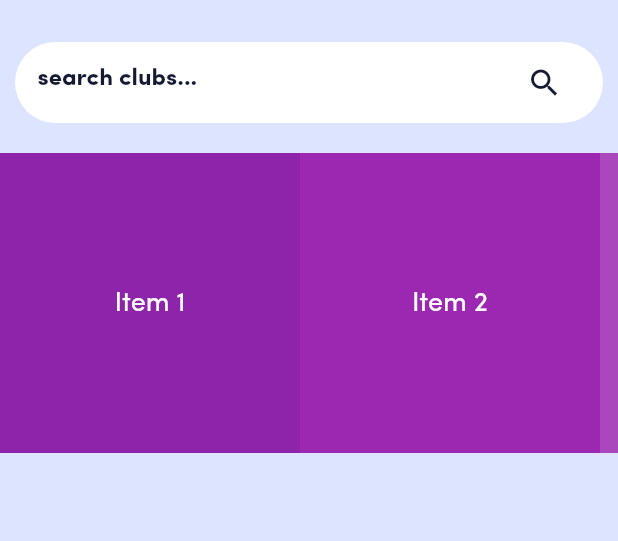
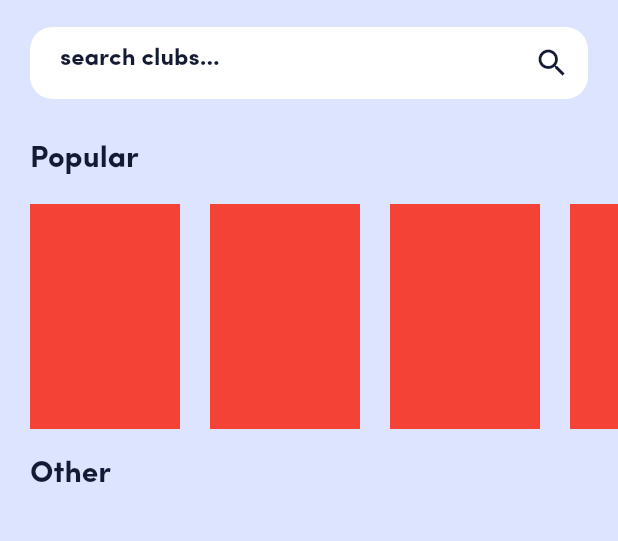
Before and after one commit to SubroutineX/Clubster, a Flutter app: the Clubs screen opened directly, on a phone screen of 412 x 824 dp, the part 57-598 px from its top. Run offline on Flutter 3.47's test engine with Material 2 defaults, Android fonts, the light colour scheme and no system bars; our stand-ins replace get, simple_animations.

Commit message:
clubs page added

```diff
--- a/lib/views/clubs.dart
+++ /dev/null
@@ -1,106 +0,0 @@
-import 'package:flutter/material.dart';
-import 'package:workflow/views/styles/colors.dart';
-import 'package:workflow/views/styles/styles.dart';
-
-class Clubs extends StatelessWidget {
-  @override
-  Widget build(BuildContext context) {
-    return Scaffold(
-      backgroundColor: clubsBackground,
-      drawer: Drawer(),
-      appBar: AppBar(
-        actions: [
-          IconButton(
-              icon: Icon(
-                Icons.notifications_active_rounded,
-                color: fontColor,
-              ),
-              onPressed: null),
-        ],
-        iconTheme: IconThemeData(color: fontColor),
-        centerTitle: true,
-        backgroundColor: transparent,
-        elevation: 0,
-        title: Text(
-          "Clubs",
-          style: appBarHead,
-        ),
-      ),
-      body: Container(
-        height: MediaQuery.of(context).size.height,
-        decoration: BoxDecoration(color: clubsBackground),
-        child: Column(
-          crossAxisAlignment: CrossAxisAlignment.start,
-          children: [
-            Container(
-              padding: EdgeInsets.symmetric(horizontal: 15, vertical: 3),
-              margin: EdgeInsets.symmetric(horizontal: 10, vertical: 10),
-              decoration: BoxDecoration(
-                  borderRadius: BorderRadius.circular(50), color: Colors.white),
-              child: TextFormField(
-                style: formFieldStyle,
-                keyboardType: TextInputType.multiline,
-                decoration: InputDecoration(
-                    suffixIcon: Icon(
-                      Icons.search,
-                      color: fontColor,
-                    ),
-                    border: InputBorder.none,
-                    hintText: "search clubs...",
-                    hintStyle: searchLabelStyle),
-              ),
-            ),
-            SizedBox(
-              height: 10,
-            ),
-            Container(
-              height: 200,
-              color: Colors.white,
-              child: ListView(
-                scrollDirection: Axis.horizontal,
-                children: <Widget>[
-                  Container(
-                    width: 200,
-                    color: Colors.purple[600],
-                    child: const Center(
-                        child: Text(
-                      'Item 1',
-                      style: TextStyle(fontSize: 18, color: Colors.white),
-                    )),
-                  ),
-                  Container(
-                    width: 200,
-                    color: Colors.purple[500],
-                    child: const Center(
-                        child: Text(
-                      'Item 2',
-                      style: TextStyle(fontSize: 18, color: Colors.white),
-                    )),
-                  ),
-                  Container(
-                    width: 200,
-                    color: Colors.purple[400],
-                    child: const Center(
-                        child: Text(
-                      'Item 3',
-                      style: TextStyle(fontSize: 18, color: Colors.white),
-                    )),
-                  ),
-                  Container(
-                    width: 200,
-                    color: Colors.purple[300],
-                    child: const Center(
-                        child: Text(
-                      'Item 4',
-                      style: TextStyle(fontSize: 18, color: Colors.white),
-                    )),
-                  ),
-                ],
-              ),
-            ),
-          ],
-        ),
-      ),
-    );
-  }
-}
--- /dev/null
+++ b/lib/views/clubs/clubs.dart
@@ -0,0 +1,128 @@
+import 'package:flutter/material.dart';
+import 'package:workflow/views/animations/FadeAnimation.dart';
+import 'package:workflow/views/styles/colors.dart';
+import 'package:workflow/views/styles/styles.dart';
+
+class Clubs extends StatelessWidget {
+  @override
+  Widget build(BuildContext context) {
+    return Scaffold(
+      backgroundColor: clubsBackground,
+      drawer: Drawer(),
+      appBar: AppBar(
+        actions: [
+          IconButton(
+              icon: Icon(
+                Icons.notifications_active_rounded,
+                color: fontColor,
+              ),
+              onPressed: null),
+        ],
+        iconTheme: IconThemeData(color: fontColor),
+        centerTitle: true,
+        backgroundColor: transparent,
+        elevation: 0,
+        title: Text(
+          "Clubs",
+          style: appBarHead,
+        ),
+      ),
+      body: Container(
+        height: MediaQuery.of(context).size.height,
+        width: MediaQuery.of(context).size.width,
+        child: SingleChildScrollView(
+          child: Column(
+            crossAxisAlignment: CrossAxisAlignment.start,
+            children: [
+              Container(
+                padding: EdgeInsets.symmetric(horizontal: 20),
+                child: Container(
+                  padding: EdgeInsets.only(
+                    left: 20,
+                  ),
+                  decoration: BoxDecoration(
+                      borderRadius: BorderRadius.circular(15),
+                      color: Colors.white),
+                  child: Center(
+                    child: TextFormField(
+                      style: formFieldStyle,
+                      keyboardType: TextInputType.multiline,
+                      decoration: InputDecoration(
+                          suffixIcon: Icon(
+                            Icons.search,
+                            color: fontColor,
+                          ),
+                          border: InputBorder.none,
+                          hintText: "search clubs...",
+                          hintStyle: searchLabelStyle),
+                    ),
+                  ),
+                ),
+              ),
+              SizedBox(
+                height: 30,
+              ),
+              Container(
+                child: Column(
+                  crossAxisAlignment: CrossAxisAlignment.start,
+                  children: [
+                    FadeAnimation(
+                      1,
+                      Container(
+                        padding: EdgeInsets.symmetric(horizontal: 20),
+                        child: Text(
+                          "Popular",
+                          style: appBarHead,
+                        ),
+                      ),
+                    ),
+                    SizedBox(
+                      height: 10,
+                    ),
+                    Container(
+                      margin: EdgeInsets.symmetric(vertical: 10.0),
+                      height: 150.0,
+                      child: ListView.builder(
+                        scrollDirection: Axis.horizontal,
+                        physics: BouncingScrollPhysics(),
+                        itemCount: 10,
+                        itemBuilder: (context, int index) {
+                          return Container(
+                            color: Colors.red,
+                            margin: EdgeInsets.only(left: 20),
+                            height: 100,
+                            width: 100,
+                          );
+                        },
+                      ),
+                    ),
+                  ],
+                ),
+              ),
+              SizedBox(
+                height: 10,
+              ),
+              Container(
+                padding: EdgeInsets.symmetric(horizontal: 20),
+                child: Column(
+                  children: [
+                    FadeAnimation(
+                      1,
+                      Text(
+                        "Other",
+                        style: appBarHead,
+                      ),
+                    ),
+                  ],
+                ),
+              ),
+              SizedBox(
+                height: 10,
+              ),
+            ],
+          ),
+        ),
+      ),
+    );
+  }
+}
--- a/lib/views/register_page.dart
+++ b/lib/views/register_page.dart
@@ -1,7 +1,7 @@
 import 'package:flutter/material.dart';
 import 'package:get/get.dart';
 import 'package:workflow/views/animations/FadeAnimation.dart';
-import 'package:workflow/views/clubs.dart';
+import 'package:workflow/views/clubs/clubs.dart';
 import 'package:workflow/views/styles/styles.dart';
 
 class RegisterPage extends StatefulWidget {
```
